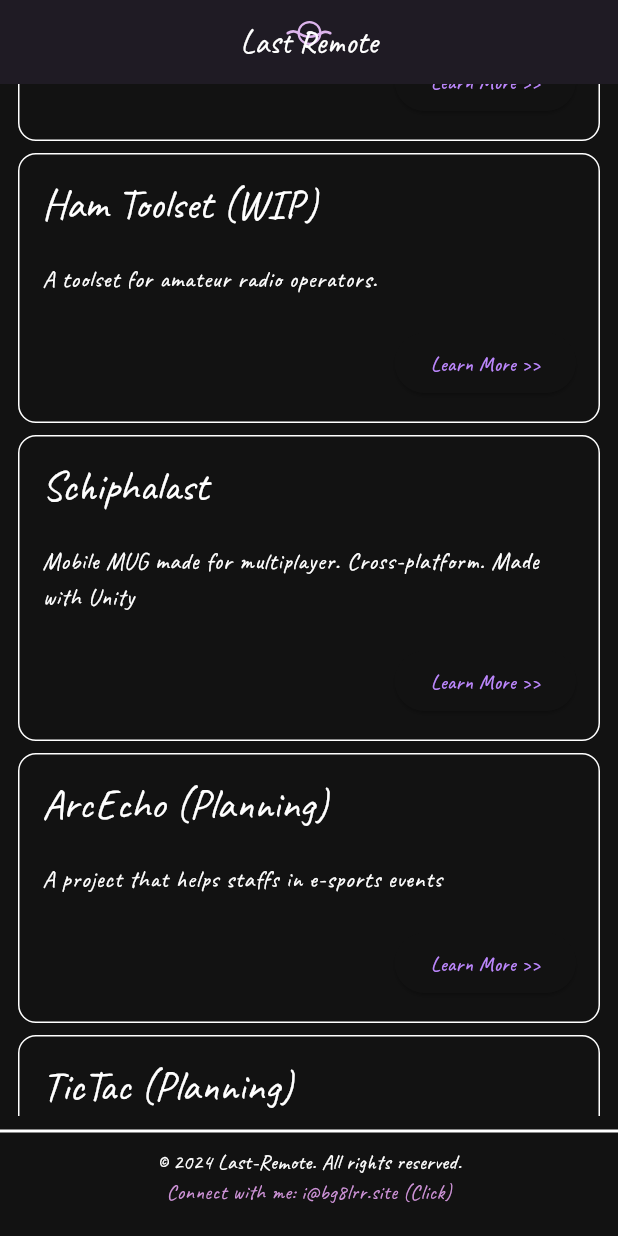
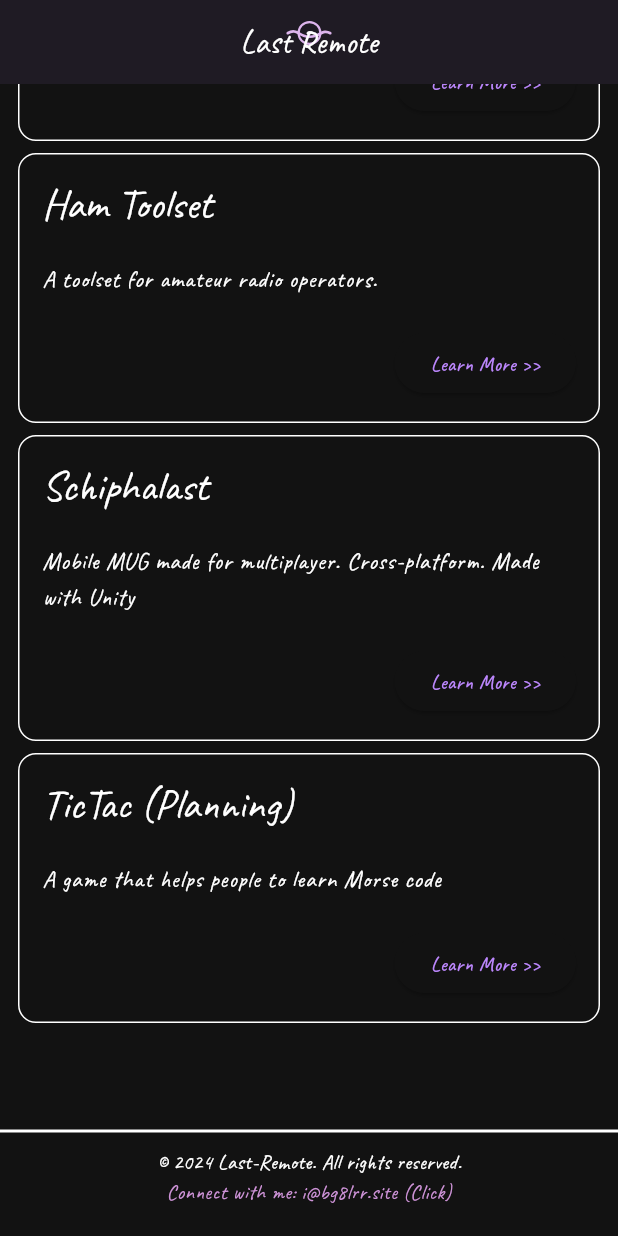
Before and after one commit to Kgym-Hina/last_remote_site, a Flutter app: the screen it shows after launch, scrolled down 2170 dp, on a phone screen of 412 x 824 dp. Run offline on Flutter 3.47's test engine with Material 3 defaults, Android fonts, the phone set to English and light mode, and no system bars; our stand-ins replace flutter_svg, google_fonts.

Commit message:
提个交先

```diff
--- a/lib/main.dart
+++ b/lib/main.dart
@@ -1,6 +1,7 @@
 import 'package:flutter/material.dart';
 import 'package:flutter_svg/flutter_svg.dart';
 import 'package:google_fonts/google_fonts.dart';
+import 'package:last_remote_site/ham_toolkit_page.dart';
 import 'package:last_remote_site/models/project_card_widget_data.dart';
 import 'package:last_remote_site/widgets/qsl_card_widget.dart';
 import 'package:url_launcher/url_launcher.dart';
@@ -21,7 +22,10 @@ class LastRemoteWebApp extends StatelessWidget {
       themeMode: ThemeMode.dark,
       theme: buildThemeData(false),
       darkTheme: buildThemeData(true),
-      home: const HomePage(title: 'Last Remote'),
+      routes: {
+        '/': (context) => const HomePage(title: 'Last Remote'),
+        '/ham': (context) => const HamToolkitPage(),
+      },
     );
   }
 
@@ -347,28 +351,23 @@ class _HomePageState extends State<HomePage> {
       ProjectCardWidgetData(
         title: "ArcadeLink",
         description: "A project links arcade games to the web",
-        url: Uri.parse("https://github.com/ArcadeLink"),
+        url: "https://github.com/ArcadeLink",
       ),
       ProjectCardWidgetData(
-        title: "Ham Toolset (WIP)",
+        title: "Ham Toolset",
         description: "A toolset for amateur radio operators.",
-        url: Uri.parse("https://github.com/Kgym-Hina/bg8lrr_ham_toolset"),
+        route: "/ham",
       ),
       ProjectCardWidgetData(
         title: "Schiphalast",
         description:
             "Mobile MUG made for multiplayer. Cross-platform. Made with Unity",
-        url: Uri.parse("https://www.taptap.cn/app/217268"),
-      ),
-      ProjectCardWidgetData(
-        title: "ArcEcho (Planning)",
-        description: "A project that helps staffs in e-sports events",
-        url: Uri.parse(""),
+        url: "https://www.taptap.cn/app/217268",
       ),
       ProjectCardWidgetData(
         title: "TicTac (Planning)",
         description: "A game that helps people to learn Morse code",
-        url: Uri.parse(""),
+        url: "",
       )
     ];
   }
@@ -389,7 +388,8 @@ class _HomePageState extends State<HomePage> {
                         ProjectCardWidget(
                           title: project.title,
                           description: project.description,
-                          url: project.url,
+                          url: project.route ?? project.url!,
+                          isRoute: project.route != null,
                         ),
                     ],
                   )
@@ -401,7 +401,8 @@ class _HomePageState extends State<HomePage> {
                         ProjectCardWidget(
                           title: project.title,
                           description: project.description,
-                          url: project.url,
+                          url: project.route ?? project.url!,
+                          isRoute: project.route != null,
                         ),
                     ],
                   ),
--- a/lib/models/project_card_widget_data.dart
+++ b/lib/models/project_card_widget_data.dart
@@ -1,7 +1,8 @@
 class ProjectCardWidgetData{
   final String title;
   final String description;
-  final Uri url;
+  final String? url;
+  final String? route;
 
-  ProjectCardWidgetData({required this.title, required this.description, required this.url});
+  ProjectCardWidgetData({required this.title, required this.description, this.url, this.route});
 }
--- a/lib/widgets/project_card_widget.dart
+++ b/lib/widgets/project_card_widget.dart
@@ -5,13 +5,15 @@ import 'package:url_launcher/url_launcher.dart';
 class ProjectCardWidget extends StatelessWidget {
   final String title;
   final String description;
-  final Uri url;
+  final String url;
+  final bool isRoute;
 
   const ProjectCardWidget({
     super.key,
     required this.title ,
     required this.description,
-    required this.url
+    required this.url,
+    required this.isRoute
   });
 
   @override
@@ -33,7 +35,11 @@ class ProjectCardWidget extends StatelessWidget {
                 children: [
                   ElevatedButton(
                     onPressed: () {
-                      _launchURL();
+                      if (isRoute) {
+                        Navigator.pushNamed(context, url);
+                      } else {
+                        _launchURL();
+                      }
                     },
                     child: const Text("Learn More >>"),
                   ),
@@ -47,10 +53,11 @@ class ProjectCardWidget extends StatelessWidget {
   }
 
   void _launchURL() async {
-    if (await canLaunchUrl(url)) {
-      await launchUrl(url);
+    var uri = Uri.parse(url);
+    if (await canLaunchUrl(uri)) {
+      await launchUrl(uri);
     } else {
-      throw 'Could not launch $url';
+      throw 'Could not launch $uri';
     }
   }
 }
--- a/pubspec.yaml
+++ b/pubspec.yaml
@@ -17,6 +17,7 @@ dependencies:
   flutter_svg: ^2.0.10+1
   url_launcher: ^6.3.0
   url_launcher_web: ^2.3.3
+  go_router: ^14.4.1
 
 dev_dependencies:
   flutter_test:
```
Also changed, not shown: lib/ham_toolkit_page.dart (added, +29 -0 lines), pubspec.lock.
